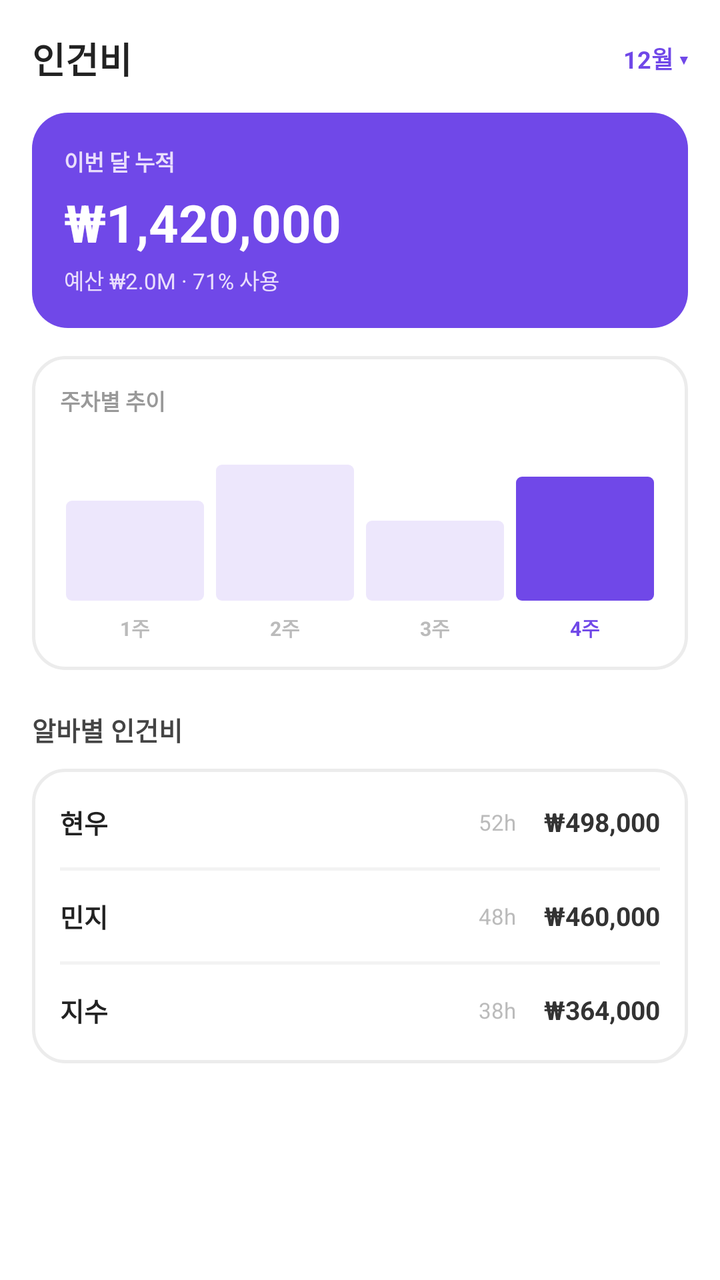
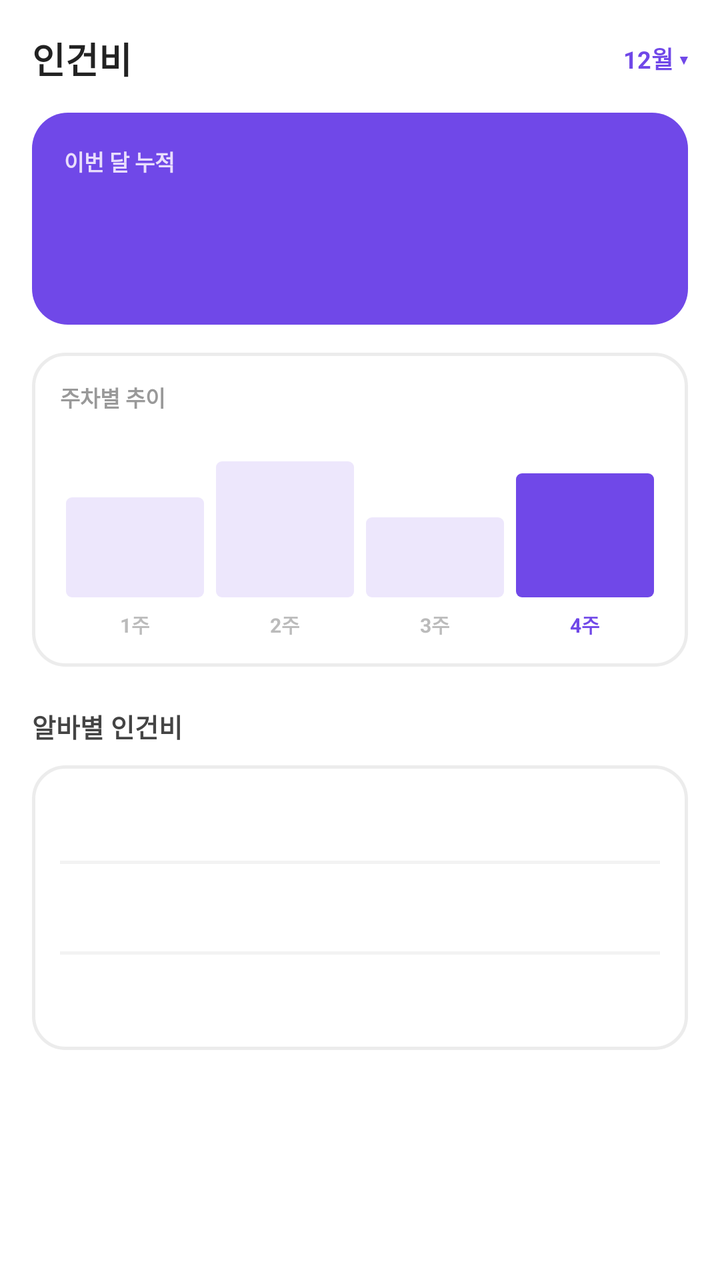

Before-and-after screenshots of an Android layout around one commit, followed by the original layout XML and the change that was made.
<!-- AndroidManifest.xml: application theme Theme.PTManagerEmployer -->
<!-- res/layout/fragment_stats.xml -->
<?xml version="1.0" encoding="utf-8"?>
<androidx.core.widget.NestedScrollView xmlns:android="http://schemas.android.com/apk/res/android"
    android:layout_width="match_parent"
    android:layout_height="match_parent"
    android:background="@color/white"
    android:fillViewport="true">

    <LinearLayout
        android:layout_width="match_parent"
        android:layout_height="wrap_content"
        android:orientation="vertical"
        android:paddingHorizontal="16dp"
        android:paddingTop="16dp"
        android:paddingBottom="24dp">

        
        <LinearLayout
            android:layout_width="match_parent"
            android:layout_height="wrap_content"
            android:orientation="horizontal"
            android:gravity="center_vertical">

            <TextView
                android:layout_width="0dp"
                android:layout_height="wrap_content"
                android:layout_weight="1"
                android:text="인건비"
                android:textColor="@color/text_primary"
                android:textSize="18sp"
                android:textStyle="bold" />

            <TextView
                android:layout_width="wrap_content"
                android:layout_height="wrap_content"
                android:text="12월 ▾"
                android:textColor="@color/brand"
                android:textSize="12sp"
                android:textStyle="bold" />
        </LinearLayout>

        
        <LinearLayout
            android:layout_width="match_parent"
            android:layout_height="wrap_content"
            android:layout_marginTop="14dp"
            android:orientation="vertical"
            android:background="@drawable/bg_today_card"
            android:padding="16dp">

            <TextView
                android:layout_width="wrap_content"
                android:layout_height="wrap_content"
                android:text="이번 달 누적"
                android:textColor="#E9DEFC"
                android:textSize="11sp"
                android:textStyle="bold" />

            <TextView
                android:id="@+id/tv_month_total"
                android:layout_width="wrap_content"
                android:layout_height="wrap_content"
                android:layout_marginTop="5dp"
                android:text="₩1,420,000"
                android:textColor="@color/white"
                android:textSize="26sp"
                android:textStyle="bold" />

            <TextView
                android:id="@+id/tv_month_label"
                android:layout_width="wrap_content"
                android:layout_height="wrap_content"
                android:layout_marginTop="3dp"
                android:text="예산 ₩2.0M · 71% 사용"
                android:textColor="#E9DEFC"
                android:textSize="11sp" />
        </LinearLayout>

        
        <LinearLayout
            android:layout_width="match_parent"
            android:layout_height="wrap_content"
            android:layout_marginTop="14dp"
            android:orientation="vertical"
            android:background="@drawable/bg_card"
            android:padding="14dp">

            <TextView
                android:layout_width="wrap_content"
                android:layout_height="wrap_content"
                android:text="주차별 추이"
                android:textColor="@color/text_tertiary"
                android:textSize="11sp"
                android:textStyle="bold" />

            <LinearLayout
                android:layout_width="match_parent"
                android:layout_height="80dp"
                android:layout_marginTop="12dp"
                android:orientation="horizontal"
                android:gravity="bottom"
                android:baselineAligned="false">

                <View style="@style/Bar" android:layout_height="50dp" />
                <View style="@style/Bar" android:layout_height="68dp" />
                <View style="@style/Bar" android:layout_height="40dp" />
                <View style="@style/Bar" android:layout_height="62dp"
                    android:background="@drawable/bg_bar_active" />
            </LinearLayout>

            <LinearLayout
                android:layout_width="match_parent"
                android:layout_height="wrap_content"
                android:layout_marginTop="6dp"
                android:orientation="horizontal"
                android:baselineAligned="false">

                <TextView style="@style/ChartDay" android:text="1주" />
                <TextView style="@style/ChartDay" android:text="2주" />
                <TextView style="@style/ChartDay" android:text="3주" />
                <TextView style="@style/ChartDay" android:text="4주" android:textColor="@color/brand" />
            </LinearLayout>
        </LinearLayout>

        
        <TextView
            android:layout_width="wrap_content"
            android:layout_height="wrap_content"
            android:layout_marginTop="20dp"
            android:text="알바별 인건비"
            android:textColor="#444444"
            android:textSize="13sp"
            android:textStyle="bold" />

        <LinearLayout
            android:layout_width="match_parent"
            android:layout_height="wrap_content"
            android:layout_marginTop="10dp"
            android:orientation="vertical"
            android:background="@drawable/bg_card"
            android:paddingHorizontal="14dp"
            android:paddingVertical="4dp">

            <LinearLayout style="@style/CostRow">
                <TextView style="@style/CostName" android:text="현우" />
                <TextView style="@style/CostHours" android:text="52h" />
                <TextView style="@style/CostAmount" android:text="₩498,000" />
            </LinearLayout>
            <View style="@style/DetailDivider" />
            <LinearLayout style="@style/CostRow">
                <TextView style="@style/CostName" android:text="민지" />
                <TextView style="@style/CostHours" android:text="48h" />
                <TextView style="@style/CostAmount" android:text="₩460,000" />
            </LinearLayout>
            <View style="@style/DetailDivider" />
            <LinearLayout style="@style/CostRow">
                <TextView style="@style/CostName" android:text="지수" />
                <TextView style="@style/CostHours" android:text="38h" />
                <TextView style="@style/CostAmount" android:text="₩364,000" />
            </LinearLayout>
        </LinearLayout>
    </LinearLayout>
</androidx.core.widget.NestedScrollView>
<!-- resources referenced by this layout -->
<resources>
  <color name="brand">#7048E8</color>
  <color name="text_primary">#222222</color>
  <color name="text_tertiary">#999999</color>
  <color name="white">#FFFFFFFF</color>
  <!-- drawable bg_bar_active (drawable) -->
  <?xml version="1.0" encoding="utf-8"?>
  <shape xmlns:android="http://schemas.android.com/apk/res/android" android:shape="rectangle">
      <solid android:color="@color/brand" />
      <corners android:radius="3dp" />
  </shape>
  <!-- drawable bg_card (drawable) -->
  <?xml version="1.0" encoding="utf-8"?>
  <shape xmlns:android="http://schemas.android.com/apk/res/android" android:shape="rectangle">
      <solid android:color="@color/white" />
      <corners android:radius="16dp" />
      <stroke android:width="1.5dp" android:color="@color/border" />
  </shape>
  <!-- drawable bg_today_card (drawable) -->
  <?xml version="1.0" encoding="utf-8"?>
  <shape xmlns:android="http://schemas.android.com/apk/res/android" android:shape="rectangle">
      <solid android:color="@color/brand" />
      <corners android:radius="18dp" />
  </shape>
  <style name="Bar">
          <item name="android:layout_width">0dp</item>
          <item name="android:layout_weight">1</item>
          <item name="android:layout_marginHorizontal">3dp</item>
          <item name="android:background">@drawable/bg_bar</item>
      </style>
  <style name="ChartDay">
          <item name="android:layout_width">0dp</item>
          <item name="android:layout_height">wrap_content</item>
          <item name="android:layout_weight">1</item>
          <item name="android:gravity">center</item>
          <item name="android:textColor">@color/text_hint</item>
          <item name="android:textSize">10sp</item>
          <item name="android:textStyle">bold</item>
      </style>
  <style name="CostAmount">
          <item name="android:layout_width">wrap_content</item>
          <item name="android:layout_height">wrap_content</item>
          <item name="android:textColor">#333333</item>
          <item name="android:textSize">13sp</item>
          <item name="android:textStyle">bold</item>
      </style>
  <style name="CostHours">
          <item name="android:layout_width">wrap_content</item>
          <item name="android:layout_height">wrap_content</item>
          <item name="android:layout_marginEnd">14dp</item>
          <item name="android:textColor">@color/text_hint</item>
          <item name="android:textSize">11sp</item>
      </style>
  <style name="CostName">
          <item name="android:layout_width">0dp</item>
          <item name="android:layout_height">wrap_content</item>
          <item name="android:layout_weight">1</item>
          <item name="android:textColor">@color/text_primary</item>
          <item name="android:textSize">13sp</item>
          <item name="android:textStyle">bold</item>
      </style>
  <style name="CostRow">
          <item name="android:layout_width">match_parent</item>
          <item name="android:layout_height">wrap_content</item>
          <item name="android:orientation">horizontal</item>
          <item name="android:gravity">center_vertical</item>
          <item name="android:paddingVertical">13dp</item>
      </style>
  <style name="DetailDivider">
          <item name="android:layout_width">match_parent</item>
          <item name="android:layout_height">1.5dp</item>
          <item name="android:background">#F3F3F3</item>
      </style>
  <style name="Theme.PTManagerEmployer" parent="Base.Theme.PTManagerEmployer" />
  <color name="border">#ECECEC</color>
  <!-- drawable bg_bar (drawable) -->
  <?xml version="1.0" encoding="utf-8"?>
  <shape xmlns:android="http://schemas.android.com/apk/res/android" android:shape="rectangle">
      <solid android:color="@color/brand_chip" />
      <corners android:radius="3dp" />
  </shape>
  <color name="text_hint">#BBBBBB</color>
  <color name="brand_chip">#EDE7FC</color>
  <!-- unchanged entries left out for length: 1 -->
</resources>

<!-- the commit's change to res/layout/fragment_stats.xml (unified diff, before → after) -->
@@ -60,7 +60,7 @@
                 android:layout_width="wrap_content"
                 android:layout_height="wrap_content"
                 android:layout_marginTop="5dp"
-                android:text="₩1,420,000"
+                android:text=""
                 android:textColor="@color/white"
                 android:textSize="26sp"
                 android:textStyle="bold" />
@@ -70,7 +70,7 @@
                 android:layout_width="wrap_content"
                 android:layout_height="wrap_content"
                 android:layout_marginTop="3dp"
-                android:text="예산 ₩2.0M · 71% 사용"
+                android:text=""
                 android:textColor="#E9DEFC"
                 android:textSize="11sp" />
         </LinearLayout>
@@ -141,21 +141,21 @@
             android:paddingVertical="4dp">
 
             <LinearLayout style="@style/CostRow">
-                <TextView style="@style/CostName" android:text="현우" />
-                <TextView style="@style/CostHours" android:text="52h" />
-                <TextView style="@style/CostAmount" android:text="₩498,000" />
+                <TextView style="@style/CostName" android:text="" />
+                <TextView style="@style/CostHours" android:text="" />
+                <TextView style="@style/CostAmount" android:text="" />
             </LinearLayout>
             <View style="@style/DetailDivider" />
             <LinearLayout style="@style/CostRow">
-                <TextView style="@style/CostName" android:text="민지" />
-                <TextView style="@style/CostHours" android:text="48h" />
-                <TextView style="@style/CostAmount" android:text="₩460,000" />
+                <TextView style="@style/CostName" android:text="" />
+                <TextView style="@style/CostHours" android:text="" />
+                <TextView style="@style/CostAmount" android:text="" />
             </LinearLayout>
             <View style="@style/DetailDivider" />
             <LinearLayout style="@style/CostRow">
-                <TextView style="@style/CostName" android:text="지수" />
-                <TextView style="@style/CostHours" android:text="38h" />
-                <TextView style="@style/CostAmount" android:text="₩364,000" />
+                <TextView style="@style/CostName" android:text="" />
+                <TextView style="@style/CostHours" android:text="" />
+                <TextView style="@style/CostAmount" android:text="" />
             </LinearLayout>
         </LinearLayout>
     </LinearLayout>
